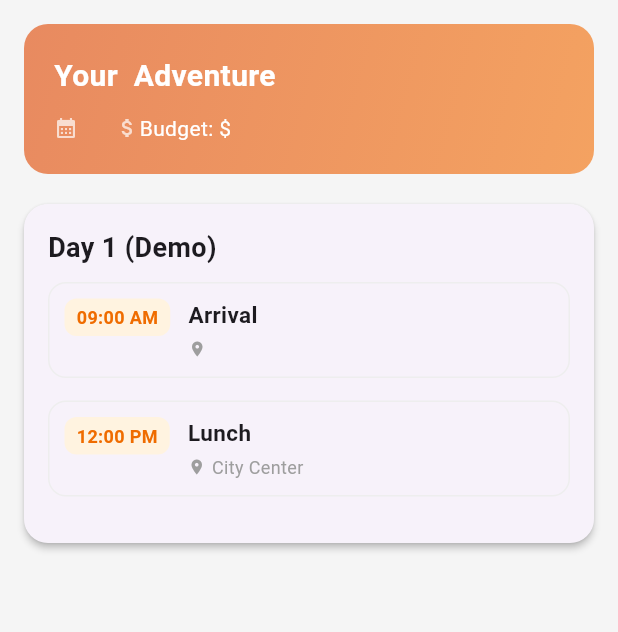
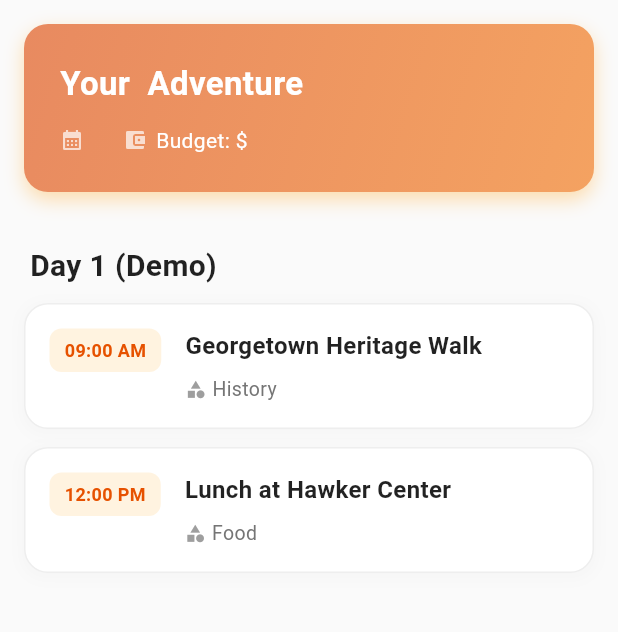
Before and after one commit to Roamieee/RoamieRepo, a Flutter app: the ItineraryScreen screen opened directly with empty values, on a phone screen of 412 x 824 dp, the part 84-716 px from its top. Run offline on Flutter 3.47's test engine with Material 3 defaults, Android fonts, the phone set to English and light mode, and no system bars; our stand-ins replace cloud_firestore, firebase_core, flutter_dotenv, flutter_tts, image_picker, speech_to_text; missing offline and left inert: firebase_data_connect, google_mlkit_text_recognition; accounts and stored records are empty.

Commit message:
time ui in itinerary

```diff
--- a/roamie/lib/edit_itinerary_screen.dart
+++ b/roamie/lib/edit_itinerary_screen.dart
@@ -291,7 +291,7 @@ class _EditItineraryScreenState extends State<EditItineraryScreen> {
                         const SizedBox(height: 10),
                         TextField(
                           controller: item.locationController,
-                          decoration: const InputDecoration(labelText: "Location", prefixIcon: Icon(Icons.location_on_outlined, size: 18), isDense: true, border: OutlineInputBorder(), contentPadding: EdgeInsets.all(12)),
+                          decoration: const InputDecoration(labelText: "Interest", prefixIcon: Icon(Icons.location_on_outlined, size: 18), isDense: true, border: OutlineInputBorder(), contentPadding: EdgeInsets.all(12)),
                         ),
                       ],
                     ),
--- a/roamie/lib/itinerary_screen.dart
+++ b/roamie/lib/itinerary_screen.dart
@@ -5,13 +5,13 @@ import 'edit_itinerary_screen.dart';
 class Activity {
   String time;
   String title;
-  String location;
+  String category; // We'll call this 'category' to be clear (was location)
   String cost;
 
   Activity({
     required this.time,
     required this.title,
-    required this.location,
+    required this.category,
     required this.cost,
   });
 }
@@ -28,8 +28,6 @@ class ItineraryScreen extends StatefulWidget {
   final String destination;
   final String budget;
   final String dateRange;
-
-  // --- NEW: This was missing! ---
   final String? aiResponse;
 
   const ItineraryScreen({
@@ -37,7 +35,7 @@ class ItineraryScreen extends StatefulWidget {
     required this.destination,
     required this.budget,
     required this.dateRange,
-    this.aiResponse, // <--- Now it accepts the data
+    this.aiResponse,
   }) : super(key: key);
 
   @override
@@ -46,14 +44,11 @@ class ItineraryScreen extends StatefulWidget {
 
 class _ItineraryScreenState extends State<ItineraryScreen> {
   List<DaySchedule> schedule = [];
-
-  // Define your app's theme orange
   final Color _themeOrange = const Color(0xFFE65B3E);
 
   @override
   void initState() {
     super.initState();
-    // Check if we have real AI data or need dummy data
     if (widget.aiResponse != null && widget.aiResponse!.isNotEmpty) {
       _parseAiResponse(widget.aiResponse!);
     } else {
@@ -61,29 +56,70 @@ class _ItineraryScreenState extends State<ItineraryScreen> {
     }
   }
 
-  // --- PARSER: Turns AI Text into List Objects ---
+  // --- 🛠️ THE FIX: SMART BLOCK PARSER ---
   void _parseAiResponse(String response) {
     try {
       List<DaySchedule> parsedSchedule = [];
+
+      // 1. Split by "Day X:"
       List<String> days = response.split(RegExp(r"Day \d+:"));
-
       if (days.isNotEmpty && days[0].trim().isEmpty) days.removeAt(0);
 
       int dayCount = 1;
       for (String dayText in days) {
         List<Activity> activities = [];
-        List<String> lines = dayText.split('\n');
 
-        for (String line in lines) {
-          if (line.trim().isEmpty) continue;
-          if (line.contains("-") || line.contains(":")) {
+        // 2. Find ALL occurrences of "HH:MM AM/PM"
+        // This splits the single big paragraph into separate activities
+        final timeRegex = RegExp(r"(\d{1,2}:\d{2}\s*[AP]M)");
+        final matches = timeRegex.allMatches(dayText).toList();
+
+        for (int i = 0; i < matches.length; i++) {
+          final currentMatch = matches[i];
+          final nextMatch = (i + 1 < matches.length) ? matches[i + 1] : null;
+
+          // A. Extract Time
+          String time = currentMatch.group(1) ?? "TBD";
+
+          // B. Extract Content (Text between this time and the next time)
+          int start = currentMatch.end;
+          // Skip the dash if it exists right after the time (e.g. "09:00 AM -")
+          if (start < dayText.length && (dayText[start] == '-' || dayText[start] == '–')) {
+            start++;
+          }
+
+          int end = (nextMatch != null) ? nextMatch.start : dayText.length;
+          String fullContent = dayText.substring(start, end).trim();
+
+          // Clean up trailing punctuation (periods/commas from previous sentence)
+          fullContent = fullContent.replaceAll(RegExp(r"[.,;]+$"), "");
+
+          // C. Extract Category (The fix for "General")
+          String title = fullContent;
+          String category = "General";
+
+          // Regex: Finds text inside parentheses at the end of the string
+          // e.g. "Visit Museum (Historical Site)" -> Group 1 is "Historical Site"
+          final categoryRegex = RegExp(r"\(([^)]+)\)$");
+          final catMatch = categoryRegex.firstMatch(fullContent);
+
+          if (catMatch != null) {
+            category = catMatch.group(1)?.trim() ?? "General";
+            // Remove the category from the title so it looks clean
+            title = fullContent.replaceAll(categoryRegex, "").trim();
+          }
+
+          // --- 🔧 FIX: REMOVE LEADING DASHES ---
+          // This regex removes any hyphen (-) or en-dash (–) at the start,
+          // plus any spaces immediately following it.
+          title = title.replaceFirst(RegExp(r"^[-–]\s*"), "");
+
           activities.add(Activity(
-               time: "Flexible",
-               title: line.replaceAll(RegExp(r"^\d+\.\s*"), "").trim(),
-               location: widget.destination,
+            time: time,
+            title: title,
+            category: category,
             cost: "-"
           ));
-          }
         }
 
         if (activities.isNotEmpty) {
@@ -107,57 +143,33 @@ class _ItineraryScreenState extends State<ItineraryScreen> {
       DaySchedule(
         dayTitle: "Day 1 (Demo)",
         activities: [
-          Activity(time: "09:00 AM", title: "Arrival", location: widget.destination, cost: "-"),
-          Activity(time: "12:00 PM", title: "Lunch", location: "City Center", cost: "\$10"),
+          Activity(time: "09:00 AM", title: "Georgetown Heritage Walk", category: "History", cost: "-"),
+          Activity(time: "12:00 PM", title: "Lunch at Hawker Center", category: "Food", cost: "-"),
         ],
       ),
     ];
   }
 
-  // HELPER: Converts list to text for editing
   String _convertScheduleToString() {
     if (widget.aiResponse != null) return widget.aiResponse!;
-
-    StringBuffer buffer = StringBuffer();
-    for (var day in schedule) {
-      buffer.writeln("${day.dayTitle}:");
-      for (var activity in day.activities) {
-        buffer.writeln("${activity.time} - ${activity.title}");
-      }
-      buffer.writeln("");
-    }
-    return buffer.toString();
-  }
-
-  void _addNewItem() {
-    if (schedule.isEmpty) return;
-    setState(() {
-      schedule[0].activities.add(
-        Activity(time: "TBD", title: "New Activity", location: "-", cost: "-"),
-      );
-    });
+    return "";
   }
 
   @override
   Widget build(BuildContext context) {
     return Scaffold(
-      backgroundColor: Colors.grey[100],
+      backgroundColor: Colors.grey[50],
       appBar: AppBar(
         title: const Text("Trip Planner", style: TextStyle(color: Colors.black, fontSize: 18)),
         backgroundColor: Colors.white,
         elevation: 0,
-
-        // Back Button
         leading: IconButton(
           icon: const Icon(Icons.arrow_back, color: Colors.black),
           onPressed: () => Navigator.pop(context),
         ),
-
         actions: [
-          // Edit Button
           IconButton(
             icon: Icon(Icons.edit, color: _themeOrange),
-            tooltip: "Edit & Train",
             onPressed: () {
               Navigator.push(
                 context,
@@ -177,10 +189,10 @@ class _ItineraryScreenState extends State<ItineraryScreen> {
           padding: const EdgeInsets.all(16.0),
           child: Column(
             children: [
-              // Header Card
+              // HEADER CARD
               Container(
                 width: double.infinity,
-                padding: const EdgeInsets.all(20),
+                padding: const EdgeInsets.all(24),
                 decoration: BoxDecoration(
                   gradient: const LinearGradient(
                     colors: [Color(0xFFE88A60), Color(0xFFF4A261)],
@@ -188,22 +200,24 @@ class _ItineraryScreenState extends State<ItineraryScreen> {
                     end: Alignment.bottomRight,
                   ),
                   borderRadius: BorderRadius.circular(16),
+                  boxShadow: [BoxShadow(color: Colors.orange.withOpacity(0.3), blurRadius: 10, offset: const Offset(0, 5))]
                 ),
                 child: Column(
                   crossAxisAlignment: CrossAxisAlignment.start,
                   children: [
                     Text(
                       "Your ${widget.destination} Adventure",
-                      style: const TextStyle(color: Colors.white, fontSize: 20, fontWeight: FontWeight.bold),
+                      style: const TextStyle(color: Colors.white, fontSize: 22, fontWeight: FontWeight.bold),
                     ),
-                    const SizedBox(height: 10),
+                    const SizedBox(height: 12),
                     Row(
                       children: [
                         const Icon(Icons.calendar_month, color: Colors.white70, size: 16),
-                        const SizedBox(width: 5),
+                        const SizedBox(width: 6),
                         Text(widget.dateRange, style: const TextStyle(color: Colors.white, fontSize: 14)),
                         const SizedBox(width: 20),
-                        const Icon(Icons.attach_money, color: Colors.white70, size: 16),
+                        const Icon(Icons.account_balance_wallet, color: Colors.white70, size: 16),
+                        const SizedBox(width: 6),
                         Text("Budget: \$${widget.budget}", style: const TextStyle(color: Colors.white, fontSize: 14)),
                       ],
                     ),
@@ -211,18 +225,17 @@ class _ItineraryScreenState extends State<ItineraryScreen> {
                 ),
               ),
 
-              const SizedBox(height: 20),
+              const SizedBox(height: 25),
 
-              // List of Activities
               if (schedule.isEmpty)
                 const Padding(
                   padding: EdgeInsets.all(20.0),
-                  child: Text("No itinerary generated yet."),
+                  child: Text("Generating your itinerary...", style: TextStyle(color: Colors.grey)),
                 )
               else
                 ...schedule.map((day) => _buildDayCard(day)).toList(),
 
-              const SizedBox(height: 80),
+              const SizedBox(height: 50),
             ],
           ),
         ),
@@ -231,64 +244,81 @@ class _ItineraryScreenState extends State<ItineraryScreen> {
   }
 
   Widget _buildDayCard(DaySchedule day) {
-    return Card(
-      margin: const EdgeInsets.only(bottom: 20),
-      shape: RoundedRectangleBorder(borderRadius: BorderRadius.circular(16)),
-      elevation: 2,
-      child: Padding(
-        padding: const EdgeInsets.all(16.0),
-        child: Column(
+    return Column(
       crossAxisAlignment: CrossAxisAlignment.start,
       children: [
-            Text(
+        Padding(
+          padding: const EdgeInsets.symmetric(vertical: 10, horizontal: 4),
+          child: Text(
             day.dayTitle,
-              style: const TextStyle(fontSize: 18, fontWeight: FontWeight.bold),
-            ),
-            const SizedBox(height: 10),
-            ...day.activities.map((activity) => _buildActivityTile(activity)).toList(),
-          ],
+            style: const TextStyle(fontSize: 20, fontWeight: FontWeight.bold, color: Colors.black87),
           ),
         ),
+        ...day.activities.map((activity) => _buildActivityTile(activity)).toList(),
+        const SizedBox(height: 10),
+      ],
     );
   }
 
   Widget _buildActivityTile(Activity activity) {
     return Container(
-      margin: const EdgeInsets.only(bottom: 15),
-      padding: const EdgeInsets.all(10),
+      margin: const EdgeInsets.only(bottom: 12),
+      padding: const EdgeInsets.all(16),
       decoration: BoxDecoration(
+        color: Colors.white,
+        borderRadius: BorderRadius.circular(16),
         border: Border.all(color: Colors.grey.shade200),
-        borderRadius: BorderRadius.circular(12),
+        boxShadow: [
+          BoxShadow(
+            color: Colors.grey.withOpacity(0.05),
+            spreadRadius: 2,
+            blurRadius: 8,
+            offset: const Offset(0, 2),
+          ),
+        ],
       ),
       child: Row(
         crossAxisAlignment: CrossAxisAlignment.start,
         children: [
+          // TIME BOX
           Container(
-            padding: const EdgeInsets.symmetric(horizontal: 8, vertical: 4),
+            padding: const EdgeInsets.symmetric(horizontal: 10, vertical: 6),
             decoration: BoxDecoration(
               color: Colors.orange.shade50,
               borderRadius: BorderRadius.circular(8),
             ),
             child: Text(
               activity.time,
-              style: TextStyle(color: Colors.orange.shade800, fontSize: 12, fontWeight: FontWeight.bold),
+              style: TextStyle(color: Colors.orange.shade900, fontSize: 12, fontWeight: FontWeight.w700),
             ),
           ),
-          const SizedBox(width: 12),
+
+          const SizedBox(width: 16),
+
+          // DETAILS
           Expanded(
             child: Column(
               crossAxisAlignment: CrossAxisAlignment.start,
               children: [
+                // TITLE (Now clean, without category)
                 Text(
                   activity.title,
-                  style: const TextStyle(fontWeight: FontWeight.bold, fontSize: 15),
+                  style: const TextStyle(fontWeight: FontWeight.bold, fontSize: 16, color: Colors.black87),
                 ),
-                const SizedBox(height: 4),
+                const SizedBox(height: 8),
+
+                // CATEGORY ROW (Displays "Historical Site", "Local Cuisine", etc.)
                 Row(
                   children: [
-                    const Icon(Icons.location_on, size: 12, color: Colors.grey),
+                    Icon(Icons.category, size: 14, color: Colors.grey[500]),
                     const SizedBox(width: 4),
-                    Expanded(child: Text(activity.location, style: const TextStyle(color: Colors.grey, fontSize: 12), overflow: TextOverflow.ellipsis)),
+                    Expanded(
+                      child: Text(
+                        activity.category,
+                        style: TextStyle(color: Colors.grey[600], fontSize: 13),
+                        overflow: TextOverflow.ellipsis,
+                      ),
+                    ),
                   ],
                 ),
               ],
```
Lines whose indentation alone changed are shown as unchanged.
